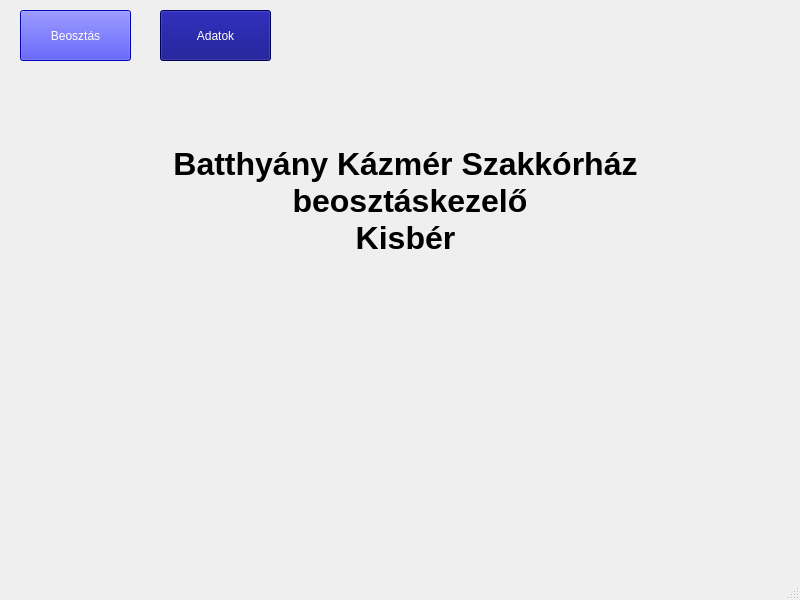
This is mainwindow.ui in belakovi/beosztaskezelo as Qt 5 draws it before an edit. The edited form follows.
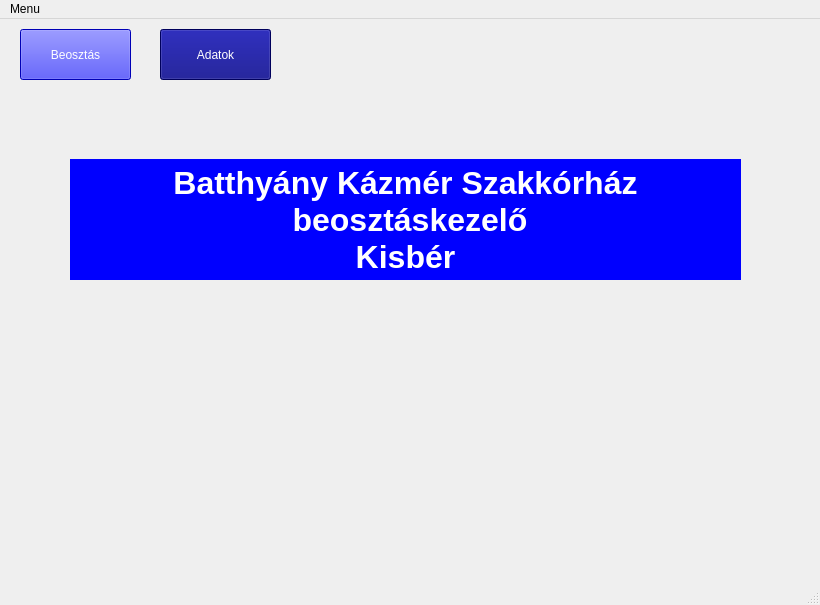
This is the edited form.

Commit message: hatter es menu

What changed in the file:
```diff
--- a/mainwindow.ui
+++ b/mainwindow.ui
@@ -6,8 +6,8 @@
    <rect>
     <x>0</x>
     <y>0</y>
-    <width>800</width>
-    <height>600</height>
+    <width>820</width>
+    <height>605</height>
    </rect>
   </property>
   <property name="mouseTracking">
@@ -17,12 +17,15 @@
    <string>MainWindow</string>
   </property>
   <property name="autoFillBackground">
-   <bool>true</bool>
+   <bool>false</bool>
   </property>
   <property name="styleSheet">
    <string notr="true"/>
   </property>
   <widget class="QWidget" name="centralwidget">
+   <property name="styleSheet">
+    <string notr="true"/>
+   </property>
    <widget class="QLabel" name="label">
     <property name="geometry">
      <rect>
@@ -39,8 +42,12 @@
       <bold>true</bold>
      </font>
     </property>
+    <property name="autoFillBackground">
+     <bool>false</bool>
+    </property>
     <property name="styleSheet">
-     <string notr="true"/>
+     <string notr="true">background-color: rgb(0, 0, 255);
+color: rgb(255, 255, 255);</string>
     </property>
     <property name="text">
      <string>Batthyány Kázmér Szakkórház
@@ -63,6 +70,9 @@
       <height>51</height>
      </rect>
     </property>
+    <property name="autoFillBackground">
+     <bool>false</bool>
+    </property>
     <property name="styleSheet">
      <string notr="true">background-color: rgb(0, 0, 255);
 color: rgb(255, 255, 255);</string>
@@ -93,6 +103,24 @@
    </widget>
   </widget>
   <widget class="QStatusBar" name="statusbar"/>
+  <widget class="QMenuBar" name="menuBar">
+   <property name="geometry">
+    <rect>
+     <x>0</x>
+     <y>0</y>
+     <width>820</width>
+     <height>21</height>
+    </rect>
+   </property>
+   <widget class="QMenu" name="menuMenu">
+    <property name="title">
+     <string>Menu</string>
+    </property>
+    <addaction name="actionAdatok_2"/>
+    <addaction name="actionBeosztas"/>
+   </widget>
+   <addaction name="menuMenu"/>
+  </widget>
   <action name="actionAdatok">
    <property name="text">
     <string>Adatok</string>
```
Left out of the diff: 10 changed lines with no effect on the pictures. The commit also changes 9 other files.
